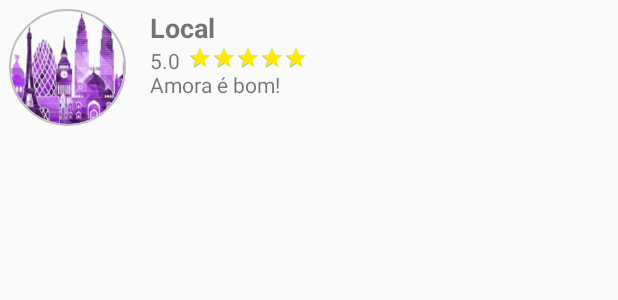
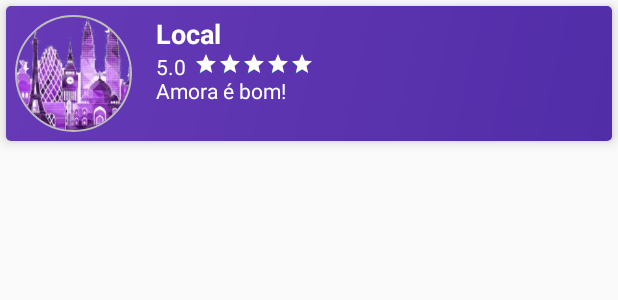
Before and after one commit to andretalpo/TourIt, an Android app: the layout viewholder_local.xml on its own in the app's theme, with its tools: preview values and no code run, on a phone screen of 412 x 824 dp. Shown: the top 300 px of the screen. Run offline under Robolectric (Android 15) with nearby library versions, the phone set to English and light mode, and no system bars.

Commit message:
layout changes

```diff
--- a/app/src/main/AndroidManifest.xml
+++ b/app/src/main/AndroidManifest.xml
@@ -61,7 +61,8 @@
         <activity
             android:name=".roteiro.controller.CreateRoteiroActivity"
             android:label="@string/title_activity_crete_roteiro"
-            android:screenOrientation="portrait" />
+            android:screenOrientation="portrait"
+            android:theme="@style/AppTheme.NoActionBar"/>
         <activity
             android:name=".local.controler.LocalSearchActivity"
             android:label="@string/title_activity_local_search"
@@ -74,7 +75,8 @@
         <activity
             android:name=".roteiro.controller.MeusRoteirosActivity"
             android:label="@string/title_activity_meus_roteiros"
-            android:screenOrientation="portrait"/>
+            android:theme="@style/AppTheme.NoActionBar"/>
+        android:screenOrientation="portrait"
         <activity
             android:name=".roteiro.controller.PesquisaRoteirosActivity"
             android:label="@string/title_activity_pesquisa_roteiros"
--- /dev/null
+++ b/app/src/main/res/drawable/card_background.xml
@@ -0,0 +1,15 @@
+<?xml version="1.0" encoding="utf-8"?>
+<shape xmlns:android="http://schemas.android.com/apk/res/android"
+    android:shape="rectangle">
+
+    <solid android:color="@color/colorPrimary" />
+    <gradient
+        android:angle="135"
+        android:endColor="@color/colorPrimary"
+        android:startColor="@color/colorPrimaryDark"
+        android:type="linear" />
+
+    <corners
+        android:radius="3dp" />
+
+</shape>
--- a/app/src/main/res/layout/viewholder_local.xml
+++ b/app/src/main/res/layout/viewholder_local.xml
@@ -3,6 +3,9 @@
     android:orientation="vertical"
     android:layout_width="match_parent"
     android:layout_height="wrap_content"
+    android:layout_margin="4dp"
+    android:background="@drawable/card_background"
+    android:elevation="5dp"
     android:id="@+id/localViewHolderLayout">
 
     <de.hdodenhof.circleimageview.CircleImageView
@@ -25,6 +28,7 @@
         android:textStyle="bold"
         android:layout_marginTop="6dp"
         android:paddingEnd="@dimen/padding_geral"
+        android:textColor="@color/cor_branco"
         android:layout_marginEnd="@dimen/padding_geral"
         android:id="@+id/nomeLocalViewHolderTextView"
         android:layout_toEndOf="@id/imagemLocalViewHolderImageView"/>
@@ -35,6 +39,7 @@
         android:id="@+id/avaliacaoLocalViewHolderTextView"
         android:layout_toEndOf="@id/imagemLocalViewHolderImageView"
         android:layout_marginEnd="5dp"
+        android:textColor="@color/cor_branco"
         android:text="5.0"
         android:layout_below="@id/nomeLocalViewHolderTextView"/>
 
@@ -43,7 +48,7 @@
         style="?android:attr/ratingBarStyleSmall"
         android:layout_width="wrap_content"
         android:layout_height="wrap_content"
-        android:progressTint="@color/cor_dourado"
+        android:progressTint="@color/cor_branco"
         android:layout_below="@id/nomeLocalViewHolderTextView"
         android:layout_toEndOf="@id/avaliacaoLocalViewHolderTextView"
         android:rating="5" />
@@ -52,6 +57,7 @@
         android:layout_width="wrap_content"
         android:layout_height="wrap_content"
         android:id="@+id/enderecoLocalViewHolderTextView"
+        android:textColor="@color/cor_branco"
         android:layout_toEndOf="@id/imagemLocalViewHolderImageView"
         android:layout_below="@id/avaliacaoLocalViewHolderRatingBar"
         android:paddingEnd="@dimen/padding_geral"
--- a/app/src/main/res/layout/viewholder_roteiro.xml
+++ b/app/src/main/res/layout/viewholder_roteiro.xml
@@ -3,6 +3,8 @@
     android:orientation="vertical"
     android:layout_width="match_parent"
     android:layout_height="wrap_content"
+    android:background="@drawable/card_background"
+    android:layout_margin="4dp"
     android:padding="4dp"
     android:elevation="@dimen/elevation_geral"
     android:id="@+id/roteiroViewHolderLayout">
@@ -32,12 +34,14 @@
             android:id="@+id/nomeRoteiroViewHolderTextView"
             android:layout_toEndOf="@id/imagemRoteiroViewHolderImageView"
             android:textSize="@dimen/textSizeListas"
+            android:textColor="@color/cor_branco"
             android:text="qwert"
             android:textStyle="bold"/>
 
         <TextView
             android:layout_width="wrap_content"
             android:layout_height="wrap_content"
+            android:textColor="@color/cor_branco"
             android:id="@+id/tipoRoteiroViewHolderTextView"
             android:text="tipo"
             android:layout_toEndOf="@id/imagemRoteiroViewHolderImageView"
@@ -49,7 +53,7 @@
             style="@style/Base.Widget.AppCompat.RatingBar.Small"
             android:id="@+id/roteiroViewHolderRatingBar"
             android:rating="5"
-            android:progressTint="@color/cor_dourado"
+            android:progressTint="@color/cor_branco"
             android:layout_toEndOf="@id/imagemRoteiroViewHolderImageView"
             android:layout_below="@id/tipoRoteiroViewHolderTextView"/>
 
```
Also changed, not shown: app/src/main/java/br/com/marcus/fernanda/andre/tourit/roteiro/controller/PesquisaRoteirosActivity.java (+11 -0 lines), app/src/main/java/br/com/marcus/fernanda/andre/tourit/roteiro/controller/RoteiroDetailsActivity.java (+14 -0 lines), app/src/main/java/br/com/marcus/fernanda/andre/tourit/roteiro/dao/RoteiroDAO.java (+7 -3 lines), app/src/main/res/layout/activity_roteiro_details.xml (+20 -4 lines).
